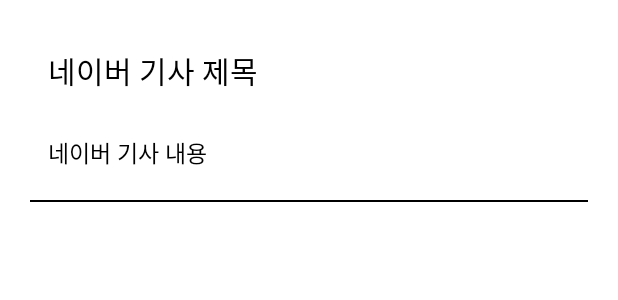
After one commit to GSMYunsung/Coroutine, an Android app: the layout naver_search_item.xml on its own in the app's theme, with its tools: preview values and no code run, on a phone screen of 412 x 824 dp. The commit adds this screen. Shown: the top 300 px of the screen. Run offline under Robolectric (Android 15) with nearby library versions, the phone set to English and light mode, and no system bars.

Commit message:
[CREATE] ui 추가

```diff
--- /dev/null
+++ b/app/src/main/res/layout/naver_search_item.xml
@@ -0,0 +1,49 @@
+<?xml version="1.0" encoding="utf-8"?>
+<layout xmlns:android="http://schemas.android.com/apk/res/android"
+    xmlns:app="http://schemas.android.com/apk/res-auto">
+
+    <data>
+
+    </data>
+
+    <androidx.constraintlayout.widget.ConstraintLayout
+        android:layout_width="match_parent"
+        android:layout_height="wrap_content">
+
+        <TextView
+            android:id="@+id/naver_search_header_textView"
+            android:layout_width="wrap_content"
+            android:layout_height="wrap_content"
+            android:layout_marginStart="32dp"
+            android:layout_marginTop="32dp"
+            android:text="네이버 기사 제목"
+            android:textColor="@color/black"
+            android:textSize="20dp"
+            app:layout_constraintStart_toStartOf="parent"
+            app:layout_constraintTop_toTopOf="parent" />
+
+        <TextView
+            android:id="@+id/naver_search_intent_textView"
+            android:layout_width="0dp"
+            android:layout_height="wrap_content"
+            android:layout_marginTop="28dp"
+            android:layout_marginRight="30dp"
+            android:text="네이버 기사 내용"
+            android:textColor="@color/black"
+            android:textSize="15dp"
+            app:layout_constraintEnd_toEndOf="parent"
+            app:layout_constraintHorizontal_bias="0.0"
+            app:layout_constraintStart_toStartOf="@+id/naver_search_header_textView"
+            app:layout_constraintTop_toBottomOf="@+id/naver_search_header_textView" />
+
+        <LinearLayout
+            android:layout_width="match_parent"
+            android:layout_height="1dp"
+            android:layout_marginBottom="1dp"
+            android:background="@color/black"
+            android:layout_margin="20dp"
+            app:layout_constraintBottom_toBottomOf="parent"
+            app:layout_constraintTop_toBottomOf="@+id/naver_search_intent_textView" />
+
+    </androidx.constraintlayout.widget.ConstraintLayout>
+</layout>
```
Also changed, not shown: app/src/main/res/layout/activity_main.xml (+17 -6 lines).
